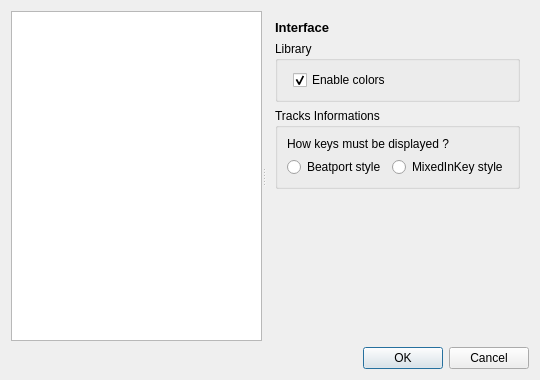
Above: src/gui/settingsdialog.ui from alorence/tym before the change. Below: the same form after it.
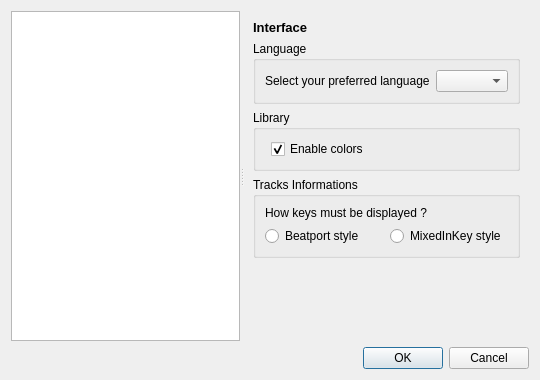
That is the form after the change.

Commit message: (settings) Add area to select language

What changed in the file:
```diff
--- a/src/gui/settingsdialog.ui
+++ b/src/gui/settingsdialog.ui
@@ -167,27 +167,7 @@
       </widget>
       <widget class="QWidget" name="interfacePage">
        <layout class="QGridLayout" name="gridLayout_2">
-        <item row="0" column="0">
-         <widget class="QLabel" name="title_2">
-          <property name="text">
-           <string>&lt;html&gt;&lt;head/&gt;&lt;body&gt;&lt;p&gt;&lt;span style=&quot; font-size:10pt; font-weight:600;&quot;&gt;Interface&lt;/span&gt;&lt;/p&gt;&lt;/body&gt;&lt;/html&gt;</string>
-          </property>
-         </widget>
-        </item>
-        <item row="3" column="0">
-         <spacer name="verticalSpacer">
-          <property name="orientation">
-           <enum>Qt::Vertical</enum>
-          </property>
-          <property name="sizeHint" stdset="0">
-           <size>
-            <width>20</width>
-            <height>40</height>
-           </size>
-          </property>
-         </spacer>
-        </item>
-        <item row="1" column="0">
+        <item row="2" column="0">
          <widget class="QGroupBox" name="groupBox">
           <property name="title">
            <string>Library</string>
@@ -209,7 +189,7 @@
           </layout>
          </widget>
         </item>
-        <item row="2" column="0">
+        <item row="3" column="0">
          <widget class="QGroupBox" name="groupBox_3">
           <property name="title">
            <string>Tracks Informations</string>
@@ -239,6 +219,45 @@
           </layout>
          </widget>
         </item>
+        <item row="0" column="0">
+         <widget class="QLabel" name="title_2">
+          <property name="text">
+           <string>&lt;html&gt;&lt;head/&gt;&lt;body&gt;&lt;p&gt;&lt;span style=&quot; font-size:10pt; font-weight:600;&quot;&gt;Interface&lt;/span&gt;&lt;/p&gt;&lt;/body&gt;&lt;/html&gt;</string>
+          </property>
+         </widget>
+        </item>
+        <item row="4" column="0">
+         <spacer name="verticalSpacer">
+          <property name="orientation">
+           <enum>Qt::Vertical</enum>
+          </property>
+          <property name="sizeHint" stdset="0">
+           <size>
+            <width>20</width>
+            <height>40</height>
+           </size>
+          </property>
+         </spacer>
+        </item>
+        <item row="1" column="0">
+         <widget class="QGroupBox" name="groupBox_4">
+          <property name="title">
+           <string>Language</string>
+          </property>
+          <layout class="QGridLayout" name="gridLayout_4">
+           <item row="0" column="0">
+            <widget class="QLabel" name="label_7">
+             <property name="text">
+              <string>Select your preferred language</string>
+             </property>
+            </widget>
+           </item>
+           <item row="0" column="1">
+            <widget class="QComboBox" name="langSelection"/>
+           </item>
+          </layout>
+         </widget>
+        </item>
        </layout>
       </widget>
      </widget>
```
